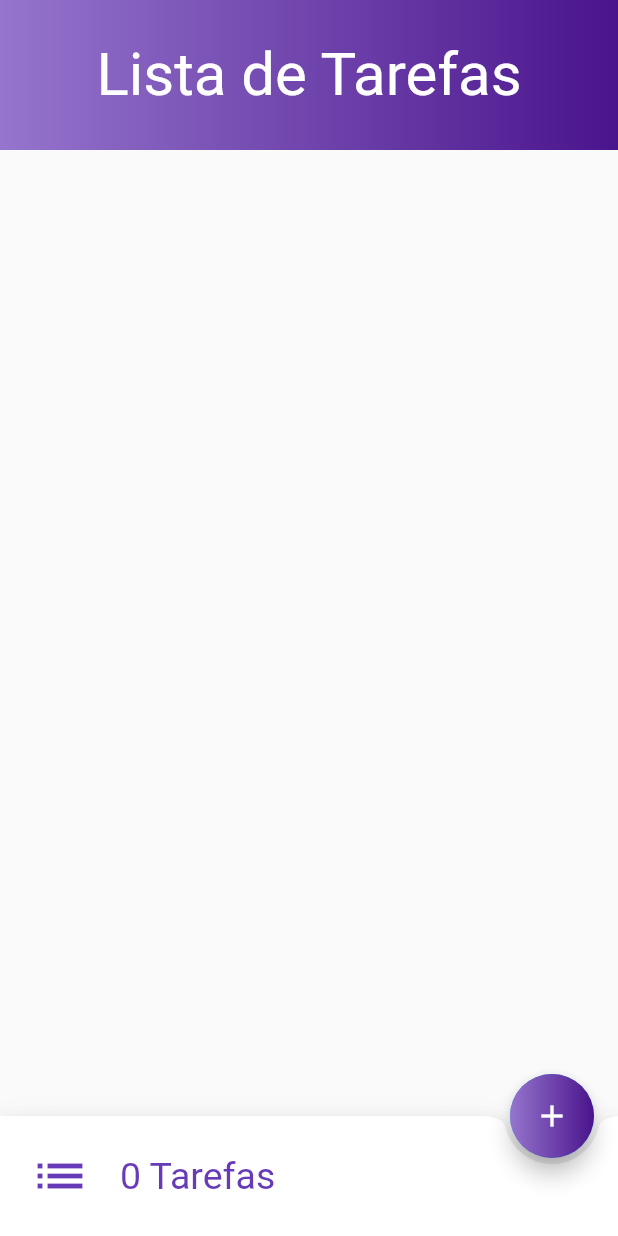
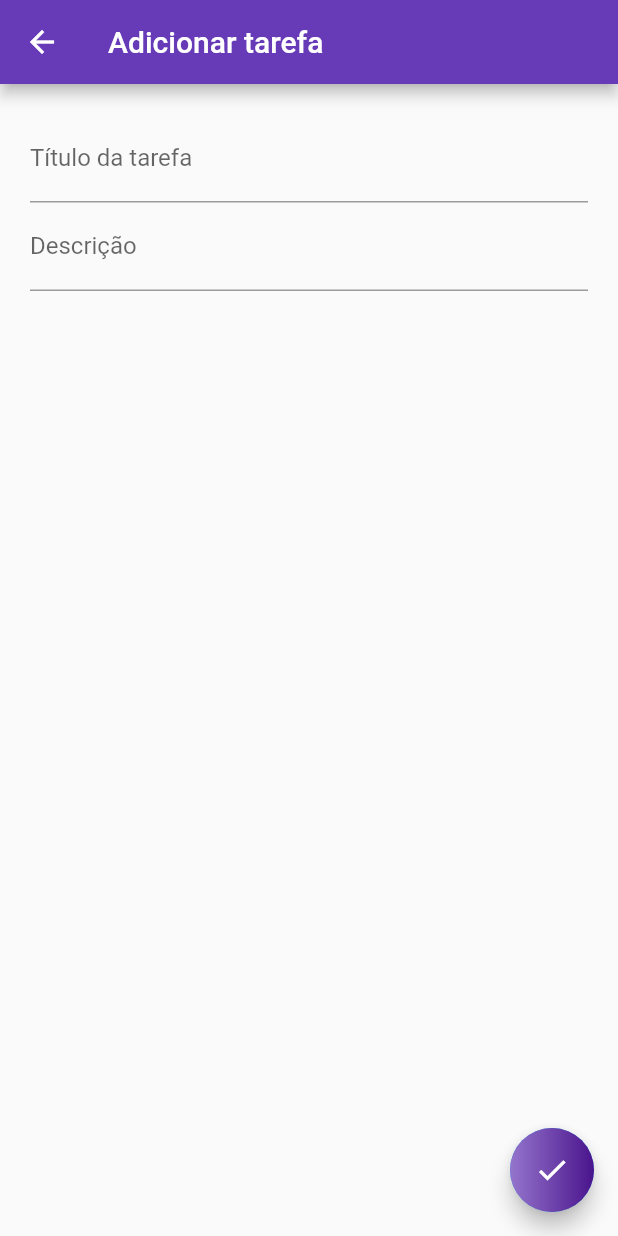
Before and after one commit to michaelmartins09/todo-list, a Flutter app: the screen it shows after launch, after a tap on the "add" icon, on a phone screen of 412 x 824 dp. Run offline on Flutter 3.47's test engine with Material 2 defaults, Android fonts, the phone set to English and light mode, and no system bars.

Commit message:
feat: task card and add card page

```diff
--- /dev/null
+++ b/lib/src/pages/add_tarefa.dart
@@ -0,0 +1,71 @@
+import 'package:flutter/material.dart';
+
+class AddTarefa extends StatefulWidget {
+  @override
+  _AddTarefaState createState() => _AddTarefaState();
+}
+
+class _AddTarefaState extends State<AddTarefa> {
+
+  TextEditingController controllerTitulo = TextEditingController();
+  TextEditingController controllerDescricao = TextEditingController();
+
+  @override
+  Widget build(BuildContext context) {
+    return Scaffold(
+      appBar: AppBar(
+        backgroundColor: Colors.deepPurple,
+        title: Text("Adicionar tarefa"),
+        leading: IconButton(
+          onPressed: (){
+            Navigator.pop(context);
+          },
+          icon: Icon(Icons.arrow_back),
+        ),
+      ),
+      body: Center(
+        child: Padding(
+          padding: EdgeInsets.all(20),
+          child: Column(
+            children: <Widget>[
+
+              TextFormField(
+                controller: controllerTitulo,
+                decoration: InputDecoration(
+                  labelText: "Título da tarefa"
+                ),
+              ),
+
+              TextFormField(
+                controller: controllerDescricao,
+                decoration: InputDecoration(
+                  labelText: "Descrição"
+                ),
+              ),
+
+            ],
+          ),
+        ),
+      ),
+      floatingActionButton: FloatingActionButton(
+        onPressed: () {
+          print("titulo: ${controllerTitulo.text}\nDescrição: ${controllerDescricao.text}");
+        },
+        child: Container(
+          height: double.maxFinite,
+          width: double.maxFinite,
+          decoration: BoxDecoration(
+            shape: BoxShape.circle,
+            gradient: LinearGradient(
+              colors: [
+                Colors.deepPurple[300],
+                Colors.purple[900]
+              ]
+            )
+          ),
+          child: Icon(Icons.check),
+        ),
+      ),
+    );
+  }
+}
--- a/lib/src/pages/home_page.dart
+++ b/lib/src/pages/home_page.dart
@@ -1,4 +1,7 @@
 import 'package:flutter/material.dart';
+import 'package:todo_list/src/widget/card_tarefa.dart';
+
+import 'add_tarefa.dart';
 
 class HomePage extends StatefulWidget {
   @override
@@ -27,8 +30,26 @@ class _HomePageState extends State<HomePage> {
           )
         ),
       ),
+      body: Column(
+        children: <Widget>[
+          Padding(
+            padding: EdgeInsets.all(20),
+            child: CardTarefa(
+              titulo: "Fazer café",
+              descricao: "Sem açucar pq o gugu não gosta",
+              onActionFinalizado: (){  },
+              onActionDelete: () {  },
+              color: Colors.teal,
+            ),
+          ),
+        ],
+      ),
       floatingActionButton: FloatingActionButton(
-        onPressed: () {},
+        onPressed: () {
+          Navigator.push(context, MaterialPageRoute(
+            builder: (context) => AddTarefa()
+          ));
+        },
         child: Container(
           height: double.maxFinite,
           width: double.maxFinite,
--- /dev/null
+++ b/lib/src/widget/card_tarefa.dart
@@ -0,0 +1,65 @@
+import 'package:flutter/material.dart';
+
+class CardTarefa extends StatelessWidget {
+
+  final String titulo;
+  final String descricao;
+  final Color color;
+  final VoidCallback onActionFinalizado;
+  final VoidCallback onActionDelete;
+
+  CardTarefa(
+    {@required this.titulo,
+    @required this.descricao,
+    @required this.color,
+    @required this.onActionFinalizado,
+    @required this.onActionDelete}
+  );
+
+  @override
+  Widget build(BuildContext context) {
+    return Card(
+      child: Row(
+        children: <Widget>[
+          Container(
+            height: 50,
+            width: 3,
+            decoration: BoxDecoration(
+              color: this.color,
+              borderRadius: BorderRadius.circular(5)
+            ),
+          ),
+
+          SizedBox(width: 10),
+
+          Expanded(
+            child: Column(
+              crossAxisAlignment: CrossAxisAlignment.start,
+              children: <Widget>[
+                Text(this.titulo, style: TextStyle(
+                  fontWeight: FontWeight.bold,
+                  fontSize: 20
+                )),
+                Text(this.descricao, style: TextStyle(
+                  fontSize: 16,
+                  color: Colors.grey
+                )),
+              ],
+            ),
+          ),
+
+          IconButton(
+            onPressed: this.onActionFinalizado,
+            icon: Icon(Icons.check, color: Colors.green),
+          ),
+
+          IconButton(
+            onPressed: this.onActionDelete,
+            icon: Icon(Icons.delete_forever, color: Colors.red),
+          ),
+
+        ],
+      ),
+    );
+  }
+}
```
